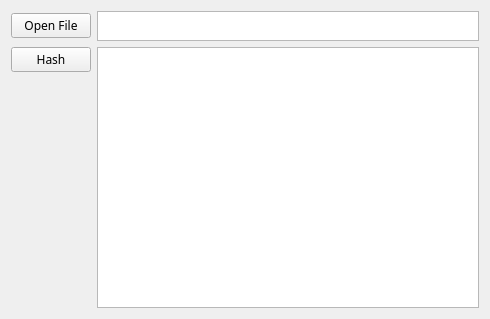
This is ui/hash_window.ui in liyansong2018/ReverseWidget as Qt 5 draws it before an edit. The edited form follows.
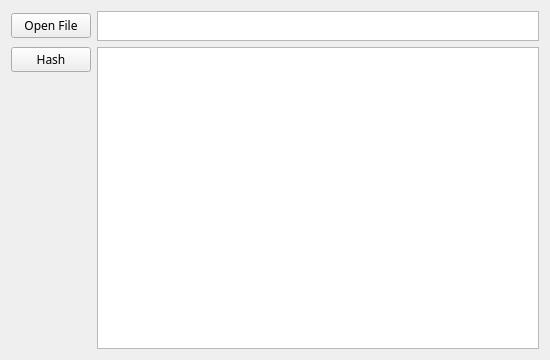
This is the edited form. Icons and pictures are not drawn.

```diff
--- a/ui/hash_window.ui
+++ b/ui/hash_window.ui
@@ -6,8 +6,8 @@
    <rect>
     <x>0</x>
     <y>0</y>
-    <width>490</width>
-    <height>319</height>
+    <width>550</width>
+    <height>360</height>
    </rect>
   </property>
   <property name="windowTitle">
```
